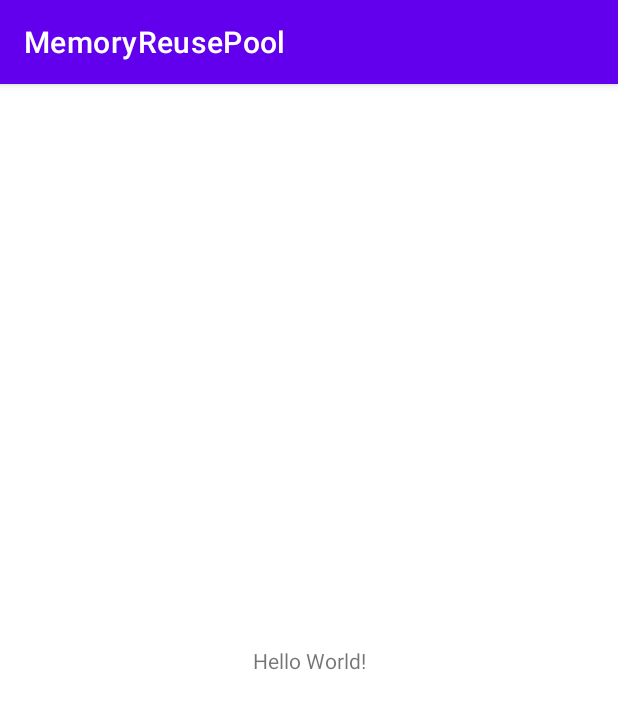
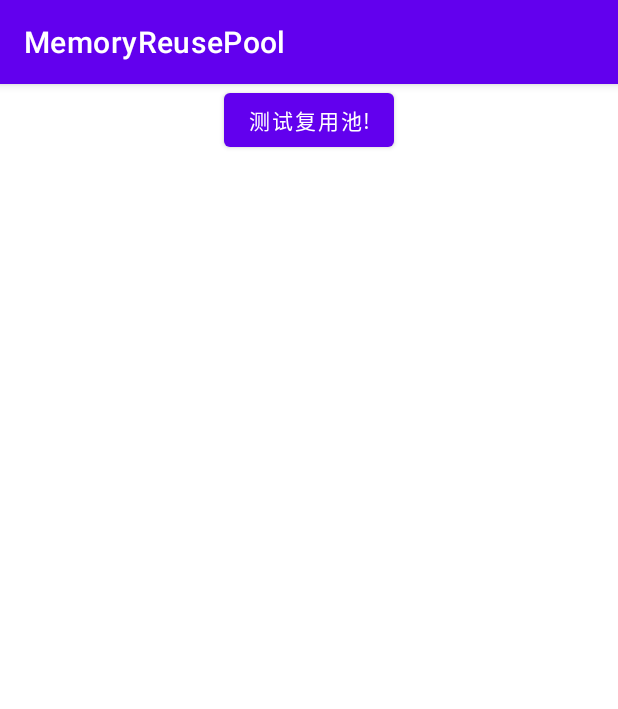
Before and after one commit to Jesen0823/AndGlideTalk, an Android app: the screen it shows after launch (MainActivity), on a phone screen of 412 x 824 dp. Shown: the top 709 px of the screen. Run offline under Robolectric (Android 15) with nearby library versions, the phone set to English and light mode, and no system bars.

Commit message:
[GlideTalk] 08. 内存复用池测试

```diff
--- a/MemoryReusePool/src/main/AndroidManifest.xml
+++ b/MemoryReusePool/src/main/AndroidManifest.xml
@@ -2,12 +2,14 @@
 <manifest xmlns:android="http://schemas.android.com/apk/res/android"
     package="com.jesen.memoryreusepool">
 
+    <uses-permission android:name="android.permission.INTERNET"/>
     <application
         android:allowBackup="true"
         android:icon="@mipmap/ic_launcher"
         android:label="@string/app_name"
         android:roundIcon="@mipmap/ic_launcher_round"
         android:supportsRtl="true"
+        android:networkSecurityConfig="@xml/network_config"
         android:theme="@style/Theme.AndGlideTalk">
         <activity
             android:name=".MainActivity"
--- /dev/null
+++ b/MemoryReusePool/src/main/java/com/jesen/memoryreusepool/BitmapReusePool.java
@@ -0,0 +1,20 @@
+package com.jesen.memoryreusepool;
+
+import android.graphics.Bitmap;
+
+/**
+ * 复用池标准
+ * */
+public interface BitmapReusePool {
+
+    /**
+     * 存入复用池
+     * */
+    void put(Bitmap bitmap);
+
+
+    /**
+     * 获取可以复用的Bitmap
+     * */
+    Bitmap get(int width, int height, Bitmap.Config config);
+}
--- a/MemoryReusePool/src/main/res/layout/activity_main.xml
+++ b/MemoryReusePool/src/main/res/layout/activity_main.xml
@@ -6,13 +6,21 @@
     android:layout_height="match_parent"
     tools:context=".MainActivity">
 
-    <TextView
+    <Button
+        android:id="@+id/testBtn"
         android:layout_width="wrap_content"
         android:layout_height="wrap_content"
-        android:text="Hello World!"
-        app:layout_constraintBottom_toBottomOf="parent"
+        android:text="测试复用池!"
         app:layout_constraintLeft_toLeftOf="parent"
         app:layout_constraintRight_toRightOf="parent"
         app:layout_constraintTop_toTopOf="parent" />
 
+    <ImageView
+        android:id="@+id/iv"
+        android:layout_width="wrap_content"
+        android:layout_height="wrap_content"
+        app:layout_constraintLeft_toLeftOf="parent"
+        app:layout_constraintRight_toRightOf="parent"
+        app:layout_constraintTop_toBottomOf="@id/testBtn"/>
+
 </androidx.constraintlayout.widget.ConstraintLayout>
```
Also changed, not shown: MemoryReusePool/src/main/java/com/jesen/memoryreusepool/MainActivity.java (+77 -1 lines), MemoryReusePool/src/main/java/com/jesen/memoryreusepool/ReusePoolImpl.java (added, +117 -0 lines), MemoryReusePool/src/main/res/xml/network_config.xml (added, +9 -0 lines).
